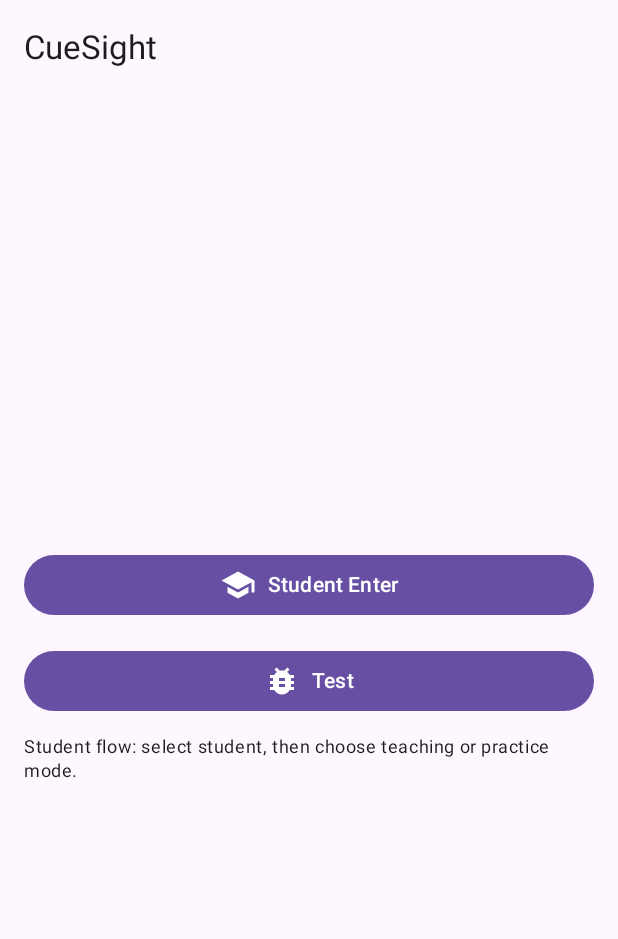
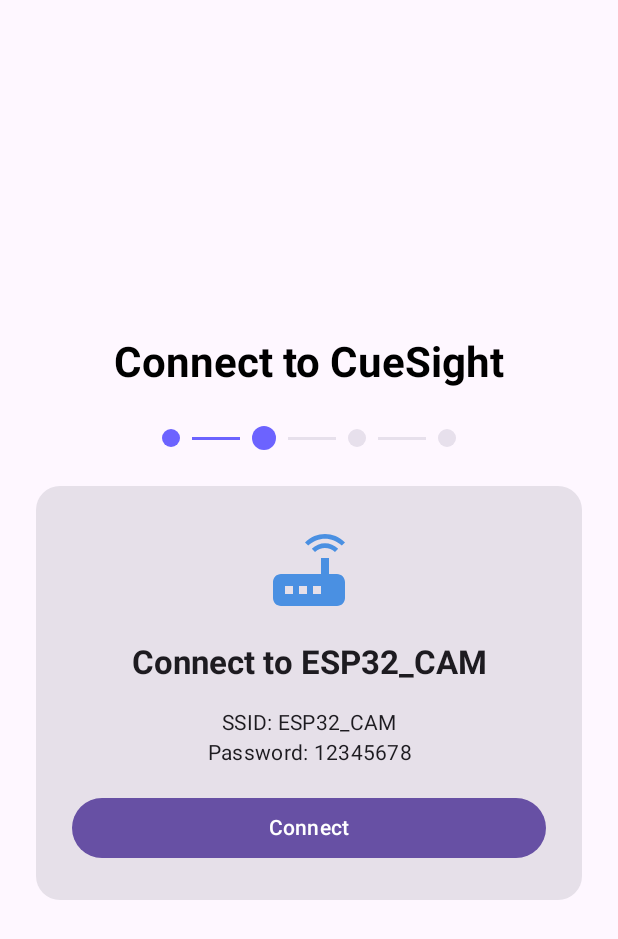
Before and after one commit to prafullKrRj/CueSight, an Android app built with Jetpack Compose: the screen it shows after launch (MainActivity), on a phone screen of 412 x 824 dp. Shown: the top 939 px of the screen. Run offline under Robolectric (Android 15) with nearby library versions, the phone set to English and light mode, and no system bars.

Commit message:
Add splash screen, connection flow with WiFi manager and HTTP testing
Co-authored-by: novushq <260179264+novushq@users.noreply.github.com>

```diff
--- a/app/src/main/java/com/cuegight/cuesight/MainActivity.kt
+++ b/app/src/main/java/com/cuegight/cuesight/MainActivity.kt
@@ -10,6 +10,8 @@ import androidx.navigation.compose.composable
 import androidx.navigation.compose.rememberNavController
 import androidx.navigation.navArgument
 import com.cuegight.cuesight.data.model.SessionMode
+import com.cuegight.cuesight.feature.connection.ConnectionScreen
+import com.cuegight.cuesight.feature.splash.SplashScreen
 import com.cuegight.cuesight.navigation.Screen
 import com.cuegight.cuesight.ui.screens.AddStudentScreen
 import com.cuegight.cuesight.ui.screens.EntryScreen
@@ -39,8 +41,30 @@ fun CueSightApp() {
 
     NavHost(
         navController = navController,
-        startDestination = Screen.Entry.route
+        startDestination = Screen.Splash.route
     ) {
+        // New flow
+        composable(Screen.Splash.route) {
+            SplashScreen(
+                onNavigateToConnection = {
+                    navController.navigate(Screen.Connection.route) {
+                        popUpTo(Screen.Splash.route) { inclusive = true }
+                    }
+                }
+            )
+        }
+
+        composable(Screen.Connection.route) {
+            ConnectionScreen(
+                onNavigateToHome = {
+                    navController.navigate(Screen.Students.route) {
+                        popUpTo(Screen.Connection.route) { inclusive = true }
+                    }
+                }
+            )
+        }
+
+        // Legacy entry screen (for backwards compatibility during transition)
         composable(Screen.Entry.route) {
             EntryScreen(
                 onNavigateToStudentEntry = {
--- a/app/src/main/java/com/cuegight/cuesight/di/AppModule.kt
+++ b/app/src/main/java/com/cuegight/cuesight/di/AppModule.kt
@@ -1,9 +1,13 @@
 package com.cuegight.cuesight.di
 
+import com.cuegight.cuesight.core.network.ConnectionManager
+import com.cuegight.cuesight.core.network.HttpCommandSender
+import com.cuegight.cuesight.core.network.HttpMjpegStreamService
 import com.cuegight.cuesight.data.database.CueSightDatabase
 import com.cuegight.cuesight.data.repository.EmotionLogRepository
 import com.cuegight.cuesight.data.repository.SessionRepository
 import com.cuegight.cuesight.data.repository.StudentRepository
+import com.cuegight.cuesight.feature.connection.ConnectionViewModel
 import com.cuegight.cuesight.service.TcpFrameService
 import com.cuegight.cuesight.viewmodel.DashboardViewModel
 import com.cuegight.cuesight.viewmodel.PracticeViewModel
@@ -24,14 +28,22 @@ val appModule = module {
     single { SessionRepository(get()) }
     single { EmotionLogRepository(get()) }
 
-    // Services
+    // Services - Legacy (will be phased out)
     single { TcpFrameService() }
 
-    // ViewModels
+    // Services - New HTTP-based
+    single { HttpMjpegStreamService() }
+    single { HttpCommandSender() }
+    single { ConnectionManager(androidContext()) }
+
+    // ViewModels - Legacy
     viewModel { DashboardViewModel(get(), get(), get()) }
     viewModel { StudentViewModel(get(), get()) }
     viewModel { SessionViewModel(get(), get(), get()) }
     viewModel { TeachingViewModel(get(), get(), get()) }
     viewModel { PracticeViewModel(get(), get(), get()) }
     viewModel { TestViewModel(get()) }
+
+    // ViewModels - New
+    viewModel { ConnectionViewModel(get(), get()) }
 }
--- /dev/null
+++ b/app/src/main/java/com/cuegight/cuesight/feature/connection/ConnectionScreen.kt
@@ -0,0 +1,396 @@
+package com.cuegight.cuesight.feature.connection
+
+import androidx.compose.animation.*
+import androidx.compose.animation.core.*
+import androidx.compose.foundation.background
+import androidx.compose.foundation.layout.*
+import androidx.compose.foundation.shape.CircleShape
+import androidx.compose.foundation.shape.RoundedCornerShape
+import androidx.compose.material.icons.Icons
+import androidx.compose.material.icons.filled.*
+import androidx.compose.material3.*
+import androidx.compose.runtime.*
+import androidx.compose.ui.Alignment
+import androidx.compose.ui.Modifier
+import androidx.compose.ui.draw.clip
+import androidx.compose.ui.graphics.Color
+import androidx.compose.ui.graphics.vector.ImageVector
+import androidx.compose.ui.text.font.FontWeight
+import androidx.compose.ui.text.style.TextAlign
+import androidx.compose.ui.unit.dp
+import com.cuegight.cuesight.ui.theme.CueSightColors
+import org.koin.androidx.compose.koinViewModel
+
+/**
+ * Multi-step connection flow UI
+ * Shows progress through WiFi and HTTP connection setup
+ */
+@Composable
+fun ConnectionScreen(
+    onNavigateToHome: () -> Unit,
+    viewModel: ConnectionViewModel = koinViewModel()
+) {
+    val state by viewModel.state.collectAsState()
+
+    // Handle navigation
+    LaunchedEffect(state.shouldNavigateToHome) {
+        if (state.shouldNavigateToHome) {
+            onNavigateToHome()
+            viewModel.onNavigated()
+        }
+    }
+
+    // Start checking WiFi status
+    LaunchedEffect(Unit) {
+        viewModel.checkWifiStatus()
+    }
+
+    Box(
+        modifier = Modifier
+            .fillMaxSize()
+            .background(MaterialTheme.colorScheme.background),
+        contentAlignment = Alignment.Center
+    ) {
+        Column(
+            modifier = Modifier
+                .fillMaxWidth()
+                .padding(24.dp),
+            horizontalAlignment = Alignment.CenterHorizontally,
+            verticalArrangement = Arrangement.spacedBy(24.dp)
+        ) {
+            // Title
+            Text(
+                text = "Connect to CueSight",
+                style = MaterialTheme.typography.headlineMedium,
+                fontWeight = FontWeight.Bold
+            )
+
+            // Progress indicators
+            ProgressIndicators(currentStep = state.currentStep)
+
+            // Main content area
+            Card(
+                modifier = Modifier.fillMaxWidth(),
+                shape = RoundedCornerShape(16.dp)
+            ) {
+                Box(
+                    modifier = Modifier
+                        .fillMaxWidth()
+                        .padding(24.dp),
+                    contentAlignment = Alignment.Center
+                ) {
+                    when (state.currentStep) {
+                        ConnectionStep.CHECK_WIFI -> CheckWiFiStep(
+                            isWifiEnabled = state.isWifiEnabled,
+                            isConnectedToESP32 = state.isConnectedToESP32,
+                            isLoading = state.isLoading,
+                            onCheckWifi = { viewModel.checkWifiStatus() }
+                        )
+                        ConnectionStep.CONNECT_WIFI -> ConnectWiFiStep(
+                            isLoading = state.isLoading,
+                            needsUserAction = state.needsUserAction,
+                            userActionMessage = state.userActionMessage,
+                            error = state.error,
+                            onConnect = { viewModel.connectToWiFi() },
+                            onOpenSettings = { viewModel.openWifiSettings() },
+                            onRetryAfterSettings = { viewModel.retryAfterSettings() }
+                        )
+                        ConnectionStep.TEST_HTTP -> TestHttpStep(
+                            isLoading = state.isLoading,
+                            error = state.error,
+                            onTest = { viewModel.testHttpConnection() }
+                        )
+                        ConnectionStep.SUCCESS -> SuccessStep()
+                    }
+                }
+            }
+
+            // Error message
+            if (state.error != null) {
+                Card(
+                    modifier = Modifier.fillMaxWidth(),
+                    colors = CardDefaults.cardColors(
+                        containerColor = MaterialTheme.colorScheme.errorContainer
+                    )
+                ) {
+                    Row(
+                        modifier = Modifier.padding(16.dp),
+                        horizontalArrangement = Arrangement.spacedBy(12.dp),
+                        verticalAlignment = Alignment.CenterVertically
+                    ) {
+                        Icon(
+                            Icons.Default.Error,
+                            contentDescription = null,
+                            tint = MaterialTheme.colorScheme.onErrorContainer
+                        )
+                        Text(
+                            text = state.error ?: "",
+                            color = MaterialTheme.colorScheme.onErrorContainer,
+                            style = MaterialTheme.typography.bodyMedium
+                        )
+                    }
+                }
+
+                Button(
+                    onClick = { viewModel.retry() },
+                    modifier = Modifier.fillMaxWidth()
+                ) {
+                    Icon(Icons.Default.Refresh, null)
+                    Spacer(Modifier.width(8.dp))
+                    Text("Retry")
+                }
+            }
+        }
+    }
+}
+
+@Composable
+fun ProgressIndicators(currentStep: ConnectionStep) {
+    val steps = listOf(
+        ConnectionStep.CHECK_WIFI,
+        ConnectionStep.CONNECT_WIFI,
+        ConnectionStep.TEST_HTTP,
+        ConnectionStep.SUCCESS
+    )
+
+    Row(
+        horizontalArrangement = Arrangement.spacedBy(8.dp),
+        verticalAlignment = Alignment.CenterVertically
+    ) {
+        steps.forEachIndexed { index, step ->
+            val isActive = currentStep.ordinal >= step.ordinal
+            val isCurrentStep = currentStep == step
+
+            AnimatedContent(
+                targetState = isActive,
+                transitionSpec = { fadeIn() togetherWith fadeOut() },
+                label = "step_$index"
+            ) { active ->
+                Box(
+                    modifier = Modifier
+                        .size(if (isCurrentStep) 16.dp else 12.dp)
+                        .clip(CircleShape)
+                        .background(
+                            if (active) CueSightColors.Purple
+                            else MaterialTheme.colorScheme.surfaceVariant
+                        )
+                )
+            }
+
+            if (index < steps.size - 1) {
+                Box(
+                    modifier = Modifier
+                        .width(32.dp)
+                        .height(2.dp)
+                        .background(
+                            if (currentStep.ordinal > index) CueSightColors.Purple
+                            else MaterialTheme.colorScheme.surfaceVariant
+                        )
+                )
+            }
+        }
+    }
+}
+
+@Composable
+fun CheckWiFiStep(
+    isWifiEnabled: Boolean,
+    isConnectedToESP32: Boolean,
+    isLoading: Boolean,
+    onCheckWifi: () -> Unit
+) {
+    Column(
+        horizontalAlignment = Alignment.CenterHorizontally,
+        verticalArrangement = Arrangement.spacedBy(16.dp)
+    ) {
+        Icon(
+            Icons.Default.Wifi,
+            contentDescription = null,
+            modifier = Modifier.size(64.dp),
+            tint = if (isWifiEnabled) CueSightColors.Green else MaterialTheme.colorScheme.onSurface
+        )
+
+        Text(
+            text = "Checking WiFi Status",
+            style = MaterialTheme.typography.titleLarge,
+            fontWeight = FontWeight.Bold
+        )
+
+        if (isLoading) {
+            CircularProgressIndicator()
+        } else {
+            if (isConnectedToESP32) {
+                Text(
+                    text = "✓ Connected to ESP32_CAM",
+                    color = CueSightColors.Green,
+                    style = MaterialTheme.typography.bodyLarge
+                )
+            } else if (isWifiEnabled) {
+                Text(
+                    text = "WiFi is enabled but not connected to ESP32_CAM",
+                    textAlign = TextAlign.Center,
+                    style = MaterialTheme.typography.bodyMedium
+                )
+            } else {
+                Text(
+                    text = "WiFi is disabled. Please enable WiFi to continue.",
+                    textAlign = TextAlign.Center,
+                    style = MaterialTheme.typography.bodyMedium
+                )
+            }
+        }
+    }
+}
+
+@Composable
+fun ConnectWiFiStep(
+    isLoading: Boolean,
+    needsUserAction: Boolean,
+    userActionMessage: String?,
+    error: String?,
+    onConnect: () -> Unit,
+    onOpenSettings: () -> Unit,
+    onRetryAfterSettings: () -> Unit
+) {
+    Column(
+        horizontalAlignment = Alignment.CenterHorizontally,
+        verticalArrangement = Arrangement.spacedBy(16.dp)
+    ) {
+        Icon(
+            Icons.Default.Router,
+            contentDescription = null,
+            modifier = Modifier.size(64.dp),
+            tint = CueSightColors.Blue
+        )
+
+        Text(
+            text = "Connect to ESP32_CAM",
+            style = MaterialTheme.typography.titleLarge,
+            fontWeight = FontWeight.Bold
+        )
+
+        if (needsUserAction) {
+            Text(
+                text = userActionMessage ?: "Manual action required",
+                textAlign = TextAlign.Center,
+                style = MaterialTheme.typography.bodyMedium
+            )
+
+            Button(
+                onClick = onOpenSettings,
+                modifier = Modifier.fillMaxWidth()
+            ) {
+                Text("Open WiFi Settings")
+            }
+
+            OutlinedButton(
+                onClick = onRetryAfterSettings,
+                modifier = Modifier.fillMaxWidth()
+            ) {
+                Text("I've Connected")
+            }
+        } else {
+            Text(
+                text = "SSID: ESP32_CAM\nPassword: 12345678",
+                textAlign = TextAlign.Center,
+                style = MaterialTheme.typography.bodyMedium
+            )
+
+            if (isLoading) {
+                CircularProgressIndicator()
+                Text("Connecting...", style = MaterialTheme.typography.bodySmall)
+            } else {
+                Button(
+                    onClick = onConnect,
+                    modifier = Modifier.fillMaxWidth()
+                ) {
+                    Text("Connect")
+                }
+            }
+        }
+    }
+}
+
+@Composable
+fun TestHttpStep(
+    isLoading: Boolean,
+    error: String?,
+    onTest: () -> Unit
+) {
+    Column(
+        horizontalAlignment = Alignment.CenterHorizontally,
+        verticalArrangement = Arrangement.spacedBy(16.dp)
+    ) {
+        Icon(
+            Icons.Default.CloudSync,
+            contentDescription = null,
+            modifier = Modifier.size(64.dp),
+            tint = CueSightColors.Orange
+        )
+
+        Text(
+            text = "Testing Connection",
+            style = MaterialTheme.typography.titleLarge,
+            fontWeight = FontWeight.Bold
+        )
+
+        if (isLoading) {
+            CircularProgressIndicator()
+            Text("Connecting to camera...", style = MaterialTheme.typography.bodyMedium)
+        } else {
+            Text(
+                text = "Testing HTTP connection to ESP32 camera",
+                textAlign = TextAlign.Center,
+                style = MaterialTheme.typography.bodyMedium
+            )
+
+            Button(
+                onClick = onTest,
+                modifier = Modifier.fillMaxWidth()
+            ) {
+                Text("Test Connection")
+            }
+        }
+    }
+}
+
+@Composable
+fun SuccessStep() {
+    val infiniteTransition = rememberInfiniteTransition(label = "success_pulse")
+    val scale by infiniteTransition.animateFloat(
+        initialValue = 0.9f,
+        targetValue = 1.1f,
+        animationSpec = infiniteRepeatable(
+            animation = tween(800, easing = FastOutSlowInEasing),
+            repeatMode = RepeatMode.Reverse
+        ),
+        label = "scale"
+    )
+
+    Column(
+        horizontalAlignment = Alignment.CenterHorizontally,
+        verticalArrangement = Arrangement.spacedBy(16.dp)
+    ) {
+        Icon(
+            Icons.Default.CheckCircle,
+            contentDescription = null,
+            modifier = Modifier
+                .size(80.dp)
+                .graphicsLayer { scaleX = scale; scaleY = scale },
+            tint = CueSightColors.Green
+        )
+
+        Text(
+            text = "Connected Successfully!",
+            style = MaterialTheme.typography.titleLarge,
+            fontWeight = FontWeight.Bold,
+            color = CueSightColors.Green
+        )
+
+        Text(
+            text = "Preparing your workspace...",
+            style = MaterialTheme.typography.bodyMedium,
+            color = MaterialTheme.colorScheme.onSurface.copy(alpha = 0.7f)
+        )
+    }
+}
--- /dev/null
+++ b/app/src/main/java/com/cuegight/cuesight/feature/connection/ConnectionViewModel.kt
@@ -0,0 +1,160 @@
+package com.cuegight.cuesight.feature.connection
+
+import androidx.lifecycle.ViewModel
+import androidx.lifecycle.viewModelScope
+import com.cuegight.cuesight.core.network.ConnectionManager
+import com.cuegight.cuesight.core.network.ConnectionResult
+import com.cuegight.cuesight.core.network.HttpMjpegStreamService
+import kotlinx.coroutines.flow.MutableStateFlow
+import kotlinx.coroutines.flow.StateFlow
+import kotlinx.coroutines.flow.asStateFlow
+import kotlinx.coroutines.launch
+
+/**
+ * ViewModel for Connection Flow
+ * Handles WiFi connection and HTTP connection testing
+ */
+class ConnectionViewModel(
+    private val connectionManager: ConnectionManager,
+    private val streamService: HttpMjpegStreamService
+) : ViewModel() {
+
+    private val _state = MutableStateFlow(ConnectionState())
+    val state: StateFlow<ConnectionState> = _state.asStateFlow()
+
+    init {
+        checkInitialState()
+    }
+
+    private fun checkInitialState() {
+        _state.value = _state.value.copy(
+            currentStep = ConnectionStep.CHECK_WIFI,
+            isWifiEnabled = connectionManager.isWifiEnabled(),
+            isConnectedToESP32 = connectionManager.isConnectedToESP32()
+        )
+    }
+
+    fun checkWifiStatus() {
+        viewModelScope.launch {
+            _state.value = _state.value.copy(isLoading = true, error = null)
+
+            val isWifiEnabled = connectionManager.isWifiEnabled()
+            val isConnectedToESP32 = connectionManager.isConnectedToESP32()
+
+            _state.value = _state.value.copy(
+                isWifiEnabled = isWifiEnabled,
+                isConnectedToESP32 = isConnectedToESP32,
+                currentStep = if (isConnectedToESP32) {
+                    ConnectionStep.TEST_HTTP
+                } else {
+                    ConnectionStep.CONNECT_WIFI
+                },
+                isLoading = false
+            )
+        }
+    }
+
+    fun connectToWiFi() {
+        viewModelScope.launch {
+            _state.value = _state.value.copy(isLoading = true, error = null)
+
+            when (val result = connectionManager.connectToESP32()) {
+                is ConnectionResult.Success -> {
+                    _state.value = _state.value.copy(
+                        isConnectedToESP32 = true,
+                        currentStep = ConnectionStep.TEST_HTTP,
+                        isLoading = false
+                    )
+                    testHttpConnection()
+                }
+                is ConnectionResult.NeedsUserAction -> {
+                    _state.value = _state.value.copy(
+                        needsUserAction = true,
+                        userActionMessage = result.message,
+                        isLoading = false
+                    )
+                }
+                is ConnectionResult.Error -> {
+                    _state.value = _state.value.copy(
+                        error = result.message,
+                        isLoading = false
+                    )
+                }
+            }
+        }
+    }
+
+    fun openWifiSettings() {
+        connectionManager.openWifiSettings()
+    }
+
+    fun retryAfterSettings() {
+        viewModelScope.launch {
+            _state.value = _state.value.copy(
+                needsUserAction = false,
+                userActionMessage = null
+            )
+
+            // Give user time to connect manually
+            kotlinx.coroutines.delay(1000)
+            checkWifiStatus()
+        }
+    }
+
+    fun testHttpConnection() {
+        viewModelScope.launch {
+            _state.value = _state.value.copy(
+                isLoading = true,
+                currentStep = ConnectionStep.TEST_HTTP,
+                error = null
+            )
+
+            val isConnected = streamService.testConnection()
+
+            if (isConnected) {
+                _state.value = _state.value.copy(
+                    isHttpConnected = true,
+                    currentStep = ConnectionStep.SUCCESS,
+                    isLoading = false
+                )
+
+                // Auto-navigate after showing success
+                kotlinx.coroutines.delay(1500)
+                _state.value = _state.value.copy(shouldNavigateToHome = true)
+            } else {
+                _state.value = _state.value.copy(
+                    error = "Failed to connect to ESP32 camera. Make sure the device is powered on.",
+                    isLoading = false
+                )
+            }
+        }
+    }
+
+    fun retry() {
+        _state.value = ConnectionState()
+        checkInitialState()
+    }
+
+    fun onNavigated() {
+        _state.value = _state.value.copy(shouldNavigateToHome = false)
+    }
+}
+
+data class ConnectionState(
+    val currentStep: ConnectionStep = ConnectionStep.CHECK_WIFI,
+    val isLoading: Boolean = false,
+    val error: String? = null,
+    val isWifiEnabled: Boolean = false,
+    val isConnectedToESP32: Boolean = false,
+    val isHttpConnected: Boolean = false,
+    val needsUserAction: Boolean = false,
+    val userActionMessage: String? = null,
+    val shouldNavigateToHome: Boolean = false
+)
+
+enum class ConnectionStep {
+    CHECK_WIFI,     // Step 1: Check WiFi status
+    CONNECT_WIFI,   // Step 2: Connect to ESP32_CAM
+    TEST_HTTP,      // Step 3: Test HTTP connection
+    SUCCESS         // Step 4: Success animation
+}
--- /dev/null
+++ b/app/src/main/java/com/cuegight/cuesight/feature/splash/SplashScreen.kt
@@ -0,0 +1,90 @@
+package com.cuegight.cuesight.feature.splash
+
+import androidx.compose.animation.core.*
+import androidx.compose.foundation.background
+import androidx.compose.foundation.layout.*
+import androidx.compose.material3.MaterialTheme
+import androidx.compose.material3.Text
+import androidx.compose.runtime.*
+import androidx.compose.ui.Alignment
+import androidx.compose.ui.Modifier
+import androidx.compose.ui.draw.alpha
+import androidx.compose.ui.draw.scale
+import androidx.compose.ui.graphics.Brush
+import androidx.compose.ui.graphics.Color
+import androidx.compose.ui.text.font.FontWeight
+import androidx.compose.ui.unit.dp
+import androidx.compose.ui.unit.sp
+import com.cuegight.cuesight.ui.theme.CueSightColors
+import kotlinx.coroutines.delay
+
+/**
+ * Beautiful animated splash screen with gradient background
+ * Shows for 2 seconds before navigating to Connection Screen
+ */
+@Composable
+fun SplashScreen(
+    onNavigateToConnection: () -> Unit
+) {
+    // Auto-navigate after 2 seconds
+    LaunchedEffect(Unit) {
+        delay(2000)
+        onNavigateToConnection()
+    }
+
+    // Animation states
+    val infiniteTransition = rememberInfiniteTransition(label = "splash_pulse")
+    val scale by infiniteTransition.animateFloat(
+        initialValue = 0.9f,
+        targetValue = 1.1f,
+        animationSpec = infiniteRepeatable(
+            animation = tween(1000, easing = FastOutSlowInEasing),
+            repeatMode = RepeatMode.Reverse
+        ),
+        label = "scale"
+    )
+
+    val alpha by animateFloatAsState(
+        targetValue = 1f,
+        animationSpec = tween(800),
+        label = "alpha"
+    )
+
+    // Gradient background
+    Box(
+        modifier = Modifier
+            .fillMaxSize()
+            .background(
+                Brush.verticalGradient(
+                    colors = listOf(
+                        CueSightColors.Purple,
+                        CueSightColors.Blue
+                    )
+                )
+            ),
+        contentAlignment = Alignment.Center
+    ) {
+        Column(
+            horizontalAlignment = Alignment.CenterHorizontally,
+            verticalArrangement = Arrangement.spacedBy(16.dp),
+            modifier = Modifier
+                .alpha(alpha)
+                .scale(scale)
+        ) {
+            // App name
+            Text(
+                text = "CueSight",
+                fontSize = 48.sp,
+                fontWeight = FontWeight.Bold,
+                color = Color.White
+            )
+
+            // Tagline
+            Text(
+                text = "Emotion Recognition for Everyone",
+                fontSize = 16.sp,
+                color = Color.White.copy(alpha = 0.9f)
+            )
+        }
+    }
+}
--- a/app/src/main/java/com/cuegight/cuesight/navigation/Screen.kt
+++ b/app/src/main/java/com/cuegight/cuesight/navigation/Screen.kt
@@ -1,6 +1,11 @@
 package com.cuegight.cuesight.navigation
 
 sealed class Screen(val route: String) {
+    // New flow screens
+    object Splash : Screen("splash")
+    object Connection : Screen("connection")
+
+    // Legacy screens (will be refactored)
     object Entry : Screen("entry")
     object Dashboard : Screen("dashboard")
     object Students : Screen("students")
```
